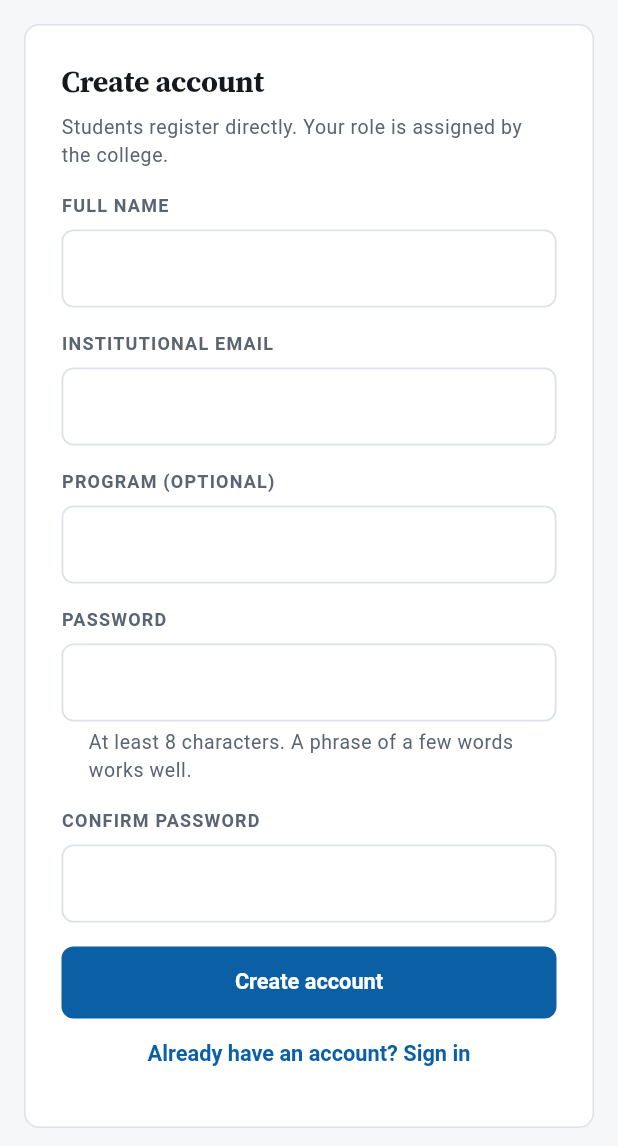
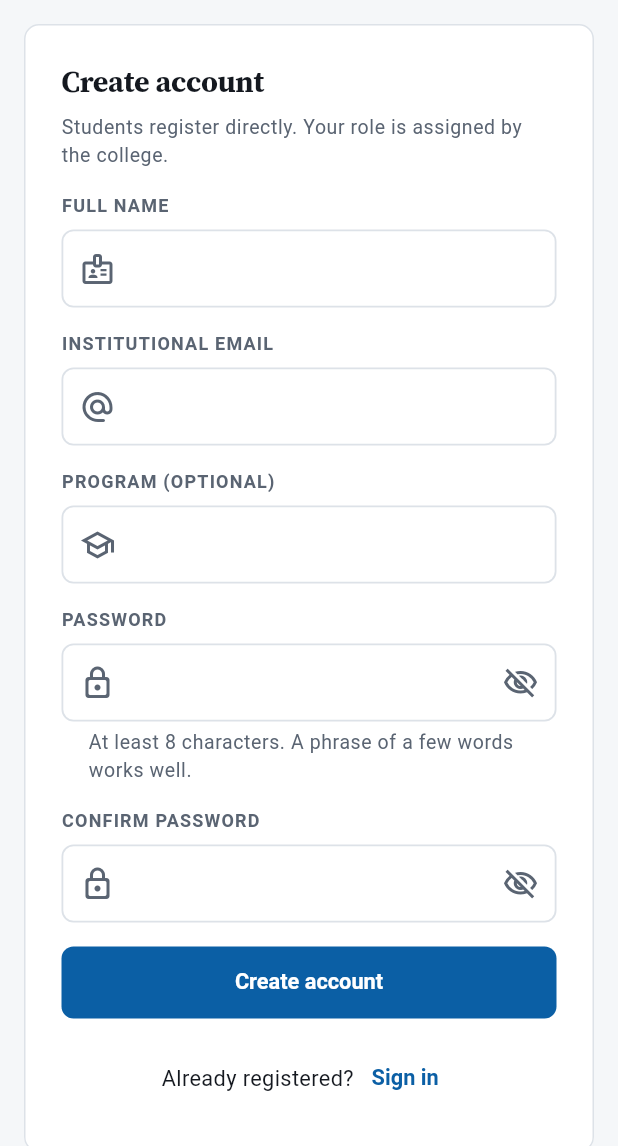
Before and after one commit to 0ppaiDragon33/eThesisHub, a Flutter app: the RegisterScreen screen opened by its route, on a phone screen of 412 x 824 dp, the part 90-1236 px from its top. Run offline on Flutter 3.47's test engine with Material 3 defaults, Android fonts, the phone set to English and light mode, and no system bars; our stand-ins replace cloud_firestore, file_picker, firebase_auth, firebase_core, firebase_crashlytics, fl_chart and 6 more; accounts and stored records are empty; network calls fail; project files that could hold a hidden picture were left out.

Commit message:
fix(auth): correct the password toggle and add it to register
The show/hide icon on sign-in reflected the tap action, not the state:
it showed an OPEN eye while the password was hidden, which reads as "you
can see this" when you can't. The icon now reflects the current state —
a slashed eye while hidden, an open eye only once the characters are
visible — with the tooltip naming the action.

Register had no toggle at all; both its password and confirm-password
fields could only be typed blind.

Both screens now use one shared PasswordField widget, so the behaviour
cannot drift between them again. Each field owns its own visibility, so
revealing the password on register does not also reveal the confirm
field. Existing keys (password, confirmPassword) are preserved on the
inner TextField, so every auth test still finds its fields.

Co-Authored-By: Claude Opus 4.8 <noreply@anthropic.com>

```diff
--- /dev/null
+++ b/lib/core/widgets/password_field.dart
@@ -0,0 +1,63 @@
+import 'package:flutter/material.dart';
+
+/// A password input with a show/hide toggle, shared by every screen that
+/// takes a password so the behaviour cannot drift between them.
+///
+/// The icon reflects the CURRENT state, not the tap action: an open eye only
+/// while the characters are actually visible, a slashed eye while they are
+/// hidden. The tooltip names the action ("Show password" / "Hide password").
+/// Each field owns its own visibility, so revealing one password on a screen
+/// with two of them (register) does not reveal the other.
+class PasswordField extends StatefulWidget {
+  const PasswordField({
+    super.key,
+    required this.fieldKey,
+    required this.controller,
+    this.textInputAction,
+    this.autofillHints,
+    this.onSubmitted,
+    this.onChanged,
+    this.helperText,
+  });
+
+  /// Applied to the inner [TextField] so existing finders — `Key('password')`,
+  /// `Key('confirmPassword')` — keep resolving to a text field.
+  final Key fieldKey;
+  final TextEditingController controller;
+  final TextInputAction? textInputAction;
+  final Iterable<String>? autofillHints;
+  final ValueChanged<String>? onSubmitted;
+  final ValueChanged<String>? onChanged;
+  final String? helperText;
+
+  @override
+  State<PasswordField> createState() => _PasswordFieldState();
+}
+
+class _PasswordFieldState extends State<PasswordField> {
+  bool _obscure = true;
+
+  @override
+  Widget build(BuildContext context) {
+    return TextField(
+      key: widget.fieldKey,
+      controller: widget.controller,
+      obscureText: _obscure,
+      autofillHints: widget.autofillHints,
+      textInputAction: widget.textInputAction,
+      onSubmitted: widget.onSubmitted,
+      onChanged: widget.onChanged,
+      decoration: InputDecoration(
+        prefixIcon: const Icon(Icons.lock_outline_rounded),
+        helperText: widget.helperText,
+        suffixIcon: IconButton(
+          tooltip: _obscure ? 'Show password' : 'Hide password',
+          icon: Icon(_obscure
+              ? Icons.visibility_off_outlined
+              : Icons.visibility_outlined),
+          onPressed: () => setState(() => _obscure = !_obscure),
+        ),
+      ),
+    );
+  }
+}
--- a/lib/features/auth/register_screen.dart
+++ b/lib/features/auth/register_screen.dart
@@ -6,7 +6,9 @@ import 'package:ethesishub/core/components/brand.dart';
 import 'package:ethesishub/core/components/document.dart';
 import 'package:ethesishub/core/theme/app_tokens.dart';
 import 'package:ethesishub/core/widgets/institutional_domain_notice.dart';
+import 'package:ethesishub/core/widgets/password_field.dart';
 import 'package:ethesishub/core/widgets/password_strength_meter.dart';
+import 'package:ethesishub/core/widgets/states.dart';
 import 'package:ethesishub/features/auth/registration_controller.dart';
 
 class RegisterScreen extends ConsumerStatefulWidget {
@@ -72,8 +74,7 @@ class _RegisterScreenState extends ConsumerState<RegisterScreen> {
             key: const Key('fullName'),
             controller: _fullName,
             decoration: const InputDecoration(
-              border: UnderlineInputBorder(),
-              isDense: true,
+              prefixIcon: Icon(Icons.badge_outlined),
             ),
           ),
         ),
@@ -84,8 +85,7 @@ class _RegisterScreenState extends ConsumerState<RegisterScreen> {
             controller: _email,
             keyboardType: TextInputType.emailAddress,
             decoration: const InputDecoration(
-              border: UnderlineInputBorder(),
-              isDense: true,
+              prefixIcon: Icon(Icons.alternate_email_rounded),
             ),
           ),
         ),
@@ -95,8 +95,7 @@ class _RegisterScreenState extends ConsumerState<RegisterScreen> {
             key: const Key('program'),
             controller: _program,
             decoration: const InputDecoration(
-              border: UnderlineInputBorder(),
-              isDense: true,
+              prefixIcon: Icon(Icons.school_outlined),
             ),
           ),
         ),
@@ -106,19 +105,15 @@ class _RegisterScreenState extends ConsumerState<RegisterScreen> {
             crossAxisAlignment: CrossAxisAlignment.stretch,
             mainAxisSize: MainAxisSize.min,
             children: [
-              TextField(
-                key: const Key('password'),
+              PasswordField(
+                fieldKey: const Key('password'),
                 controller: _password,
-                obscureText: true,
+                autofillHints: const [AutofillHints.newPassword],
                 // Rebuilds the meter as they type. The meter is guidance
                 // only — nothing here blocks a submission.
                 onChanged: (_) => setState(() {}),
-                decoration: const InputDecoration(
-                  border: UnderlineInputBorder(),
-                  isDense: true,
-                  helperText: 'At least 8 characters. A phrase of a few '
-                      'words works well.',
-                ),
+                helperText: 'At least 8 characters. A phrase of a few '
+                    'words works well.',
               ),
               PasswordStrengthMeter(_password.text),
             ],
@@ -126,35 +121,34 @@ class _RegisterScreenState extends ConsumerState<RegisterScreen> {
         ),
         FormRow(
           label: 'Confirm password',
-          child: TextField(
-            key: const Key('confirmPassword'),
+          child: PasswordField(
+            fieldKey: const Key('confirmPassword'),
             controller: _confirmPassword,
-            obscureText: true,
-            decoration: const InputDecoration(
-              border: UnderlineInputBorder(),
-              isDense: true,
-            ),
+            autofillHints: const [AutofillHints.newPassword],
           ),
         ),
-        if (_error != null)
-          Padding(
-            padding: const EdgeInsets.only(bottom: AppTokens.md),
-            child: Text(
-              _error!,
-              style: TextStyle(
-                color: Theme.of(context).colorScheme.error,
-              ),
-            ),
-          ),
+        if (_error != null) ...[
+          ErrorState(message: _error!),
+          const SizedBox(height: AppTokens.md),
+        ],
         FilledButton(
           key: const Key('submit'),
           onPressed: _busy ? null : _submit,
           child: Text(_busy ? 'Creating…' : 'Create account'),
         ),
-        TextButton(
-          key: const Key('goToLogin'),
-          onPressed: () => context.go('/login'),
-          child: const Text('Already have an account? Sign in'),
+        const SizedBox(height: AppTokens.md),
+        Wrap(
+          alignment: WrapAlignment.center,
+          crossAxisAlignment: WrapCrossAlignment.center,
+          children: [
+            Text('Already registered?',
+                style: Theme.of(context).textTheme.bodyMedium),
+            TextButton(
+              key: const Key('goToLogin'),
+              onPressed: () => context.go('/login'),
+              child: const Text('Sign in'),
+            ),
+          ],
         ),
       ],
     );
```
Also changed, not shown: lib/features/auth/login_screen.dart (+53 -32 lines), 1 other file.
